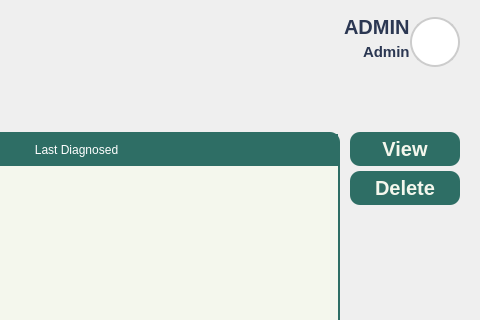
First picture: the form in Views/Admin_Patients.ui, repository VinsmokeSanji69/COVACHA_CLINIC_SYSTEM, before the edit; both pictures show x 615 to 1095 and y 0 to 320 of the 1095 by 713 pixel window.
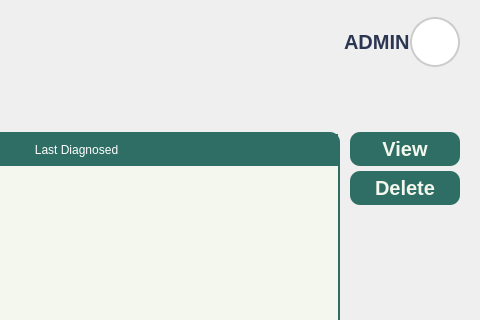
Second picture: the form after the edit. Icons and pictures are not drawn.

The edit to the form file:
```diff
--- a/Views/Admin_Patients.ui
+++ b/Views/Admin_Patients.ui
@@ -470,7 +470,7 @@
              <property name="spacing">
               <number>0</number>
              </property>
-             <item alignment="Qt::AlignRight">
+             <item alignment="Qt::AlignRight|Qt::AlignVCenter">
               <widget class="QLabel" name="UserName">
                <property name="text">
                 <string>ADMIN</string>
@@ -480,16 +480,6 @@
                </property>
               </widget>
              </item>
-             <item alignment="Qt::AlignRight">
-              <widget class="QLabel" name="UserType">
-               <property name="text">
-                <string>Admin</string>
-               </property>
-               <property name="alignment">
-                <set>Qt::AlignLeading</set>
-               </property>
-              </widget>
-             </item>
             </layout>
            </item>
            <item>
```
